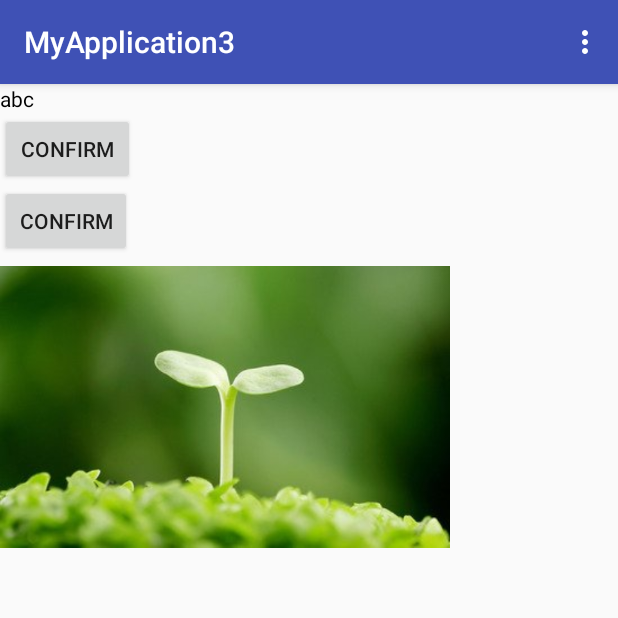
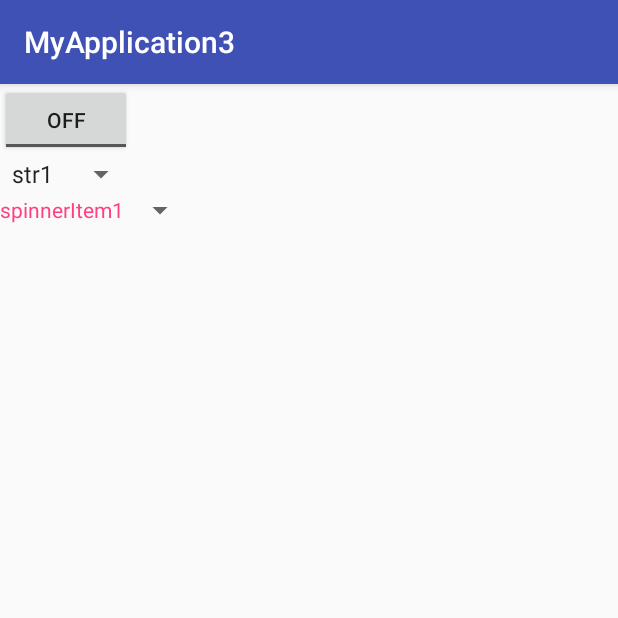
Before and after one commit to Liuyan-android/MyApplication8, an Android app: the screen it shows after launch (lyActivity6 before the commit, lyActivity7 after it), on a phone screen of 412 x 824 dp, the top half of it. Run offline under Robolectric (Android 15) with nearby library versions, the phone set to English and light mode, and no system bars.

Commit message:
课堂练习4/9

```diff
--- /dev/null
+++ b/app/src/main/java/cn/edu/sdwu/android/classroom/sn170507180102/lyActivity7.java
@@ -0,0 +1,73 @@
+package cn.edu.sdwu.android.classroom.sn170507180102;
+
+import android.support.v7.app.AppCompatActivity;
+import android.os.Bundle;
+import android.view.View;
+import android.widget.AdapterView;
+import android.widget.ArrayAdapter;
+import android.widget.CompoundButton;
+import android.widget.RadioGroup;
+import android.widget.Spinner;
+import android.widget.Toast;
+import android.widget.ToggleButton;
+
+import java.util.ArrayList;
+
+public class lyActivity7 extends AppCompatActivity {
+    private ArrayList list;
+
+    @Override
+    protected void onCreate(Bundle savedInstanceState) {
+
+        super.onCreate(savedInstanceState);
+        setContentView(R.layout.layout_7);
+        ToggleButton toggleButton=(ToggleButton)findViewById(R.id.ly_7_1);
+        toggleButton.setOnCheckedChangeListener(new CompoundButton.OnCheckedChangeListener() {
+            @Override
+            public void onCheckedChanged(CompoundButton compoundButton, boolean b) {
+                if(b){
+                    Toast.makeText(lyActivity7.this,"on",Toast.LENGTH_SHORT).show();
+                }else{
+                    Toast.makeText(lyActivity7.this,"off",Toast.LENGTH_SHORT).show();
+                }
+            }
+        });
+        Spinner spinner=(Spinner)findViewById(R.id.ly_7_spinner);
+        spinner.setOnItemSelectedListener(new AdapterView.OnItemSelectedListener() {
+            @Override
+            public void onItemSelected(AdapterView<?> adapterView, View view, int i, long l) {
+                String[] strArr=getResources().getStringArray(R.array.strArr);
+                String content=strArr[i];
+                Toast.makeText(lyActivity7.this,content,Toast.LENGTH_SHORT).show();
+            }
+
+            @Override
+            public void onNothingSelected(AdapterView<?> adapterView) {
+
+            }
+        });
+         spinner=(Spinner)findViewById(R.id.ly_7_spinner2);
+        //准备数据
+        list=new ArrayList();
+        list.add("spinnerItem1");
+        list.add("spinnerItem2");
+        list.add("spinnerItem3");
+        //实例化数组适配器
+        //ArrayAdapter arrayAdapter=new ArrayAdapter(this,android.R.layout.simple_list_item_1,list);
+        ArrayAdapter arrayAdapter=new ArrayAdapter(this,R.layout.layout_spinner_item,list);
+        spinner.setAdapter(arrayAdapter);
+        spinner.setOnItemSelectedListener(new AdapterView.OnItemSelectedListener() {
+            @Override
+            public void onItemSelected(AdapterView<?> adapterView, View view, int i, long l) {
+
+                String content=list.get(i).toString();
+                Toast.makeText(lyActivity7.this,content,Toast.LENGTH_SHORT).show();
+            }
+
+            @Override
+            public void onNothingSelected(AdapterView<?> adapterView) {
+
+            }
+        });
+    }
+}
--- a/app/src/main/res/layout/layout_6.xml
+++ b/app/src/main/res/layout/layout_6.xml
@@ -13,10 +13,6 @@
     android:layout_width="@dimen/buttonWidth"
     android:text="@string/ok"
     android:layout_height="wrap_content" />
-    <Button
-        android:layout_width="wrap_content"
-        android:text="@string/ok"
-        android:layout_height="wrap_content" />
     <ImageView
         android:layout_width="300dp"
         android:id="@+id/ly_6"
--- /dev/null
+++ b/app/src/main/res/layout/layout_7.xml
@@ -0,0 +1,22 @@
+<?xml version="1.0" encoding="utf-8"?>
+<LinearLayout xmlns:android="http://schemas.android.com/apk/res/android"
+    android:layout_width="match_parent"
+    android:orientation="vertical"
+    android:layout_height="match_parent">
+    <ToggleButton
+        android:layout_width="wrap_content"
+        android:textOn="on"
+        android:id="@+id/ly_7_1"
+        android:textOff="off"
+        android:layout_height="wrap_content" />
+    <Spinner
+        android:layout_width="wrap_content"
+        android:id="@+id/ly_7_spinner"
+        android:entries="@array/strArr"
+        android:layout_height="wrap_content"></Spinner>
+    <Spinner
+        android:layout_width="wrap_content"
+        android:id="@+id/ly_7_spinner2"
+        android:layout_height="wrap_content"></Spinner>
+
+</LinearLayout>
--- /dev/null
+++ b/app/src/main/res/layout/layout_spinner_item.xml
@@ -0,0 +1,8 @@
+<?xml version="1.0" encoding="utf-8"?>
+<TextView xmlns:android="http://schemas.android.com/apk/res/android"
+    android:layout_width="match_parent"
+    android:id="@android:id/text1"
+    android:textColor="@color/colorAccent"
+    android:layout_height="match_parent">
+
+</TextView>
--- a/app/src/main/res/values/strings.xml
+++ b/app/src/main/res/values/strings.xml
@@ -2,5 +2,5 @@
     <string name="app_name">MyApplication3</string>
     <string name="ok">confirm</string>
     <string name="hello">\"hello world"\</string>
-<string name="sms">尊敬的%2$s，您当月的花费是%1$d元。</string>
+    <string name="sms">尊敬的%2$s，您当月的花费是%1$d元。</string>
 </resources>
```
Also changed, not shown: app/src/main/AndroidManifest.xml (+4 -3 lines), app/src/main/java/cn/edu/sdwu/android/classroom/sn170507180102/lyActivity6.java (+41 -22 lines), app/src/main/res/xml/words.xml (added, +28 -0 lines), 1 other file.
